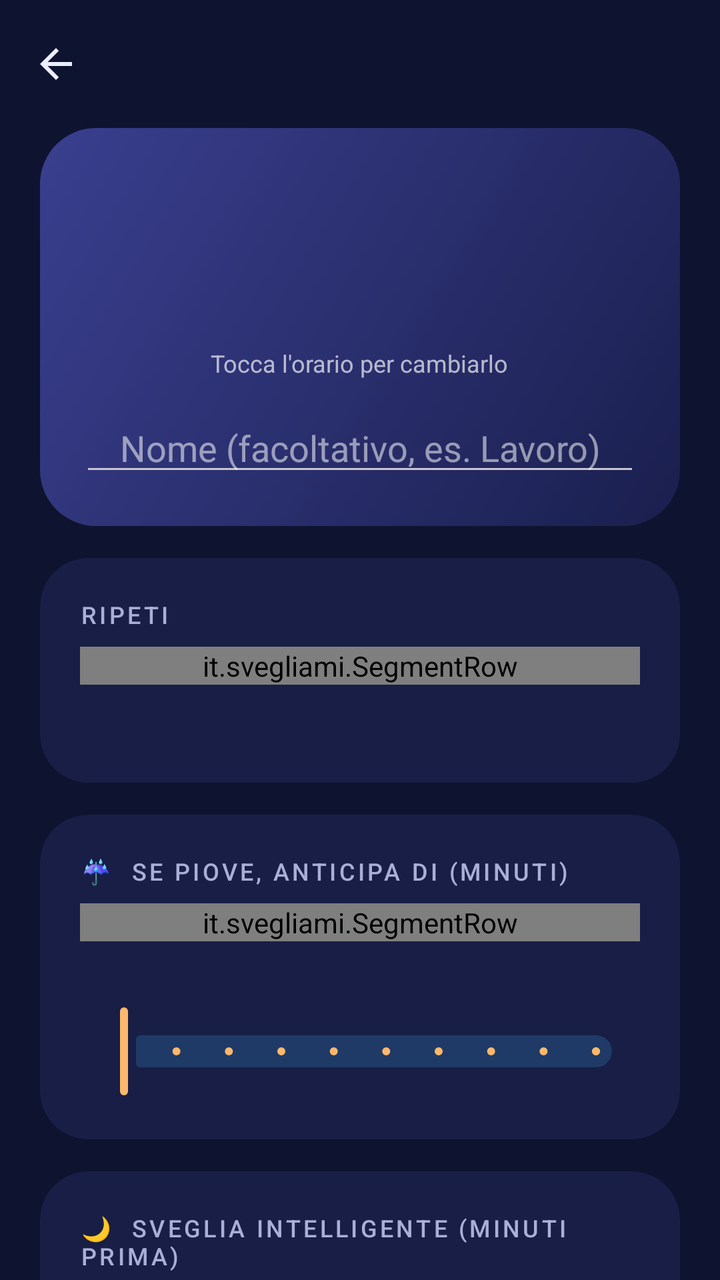
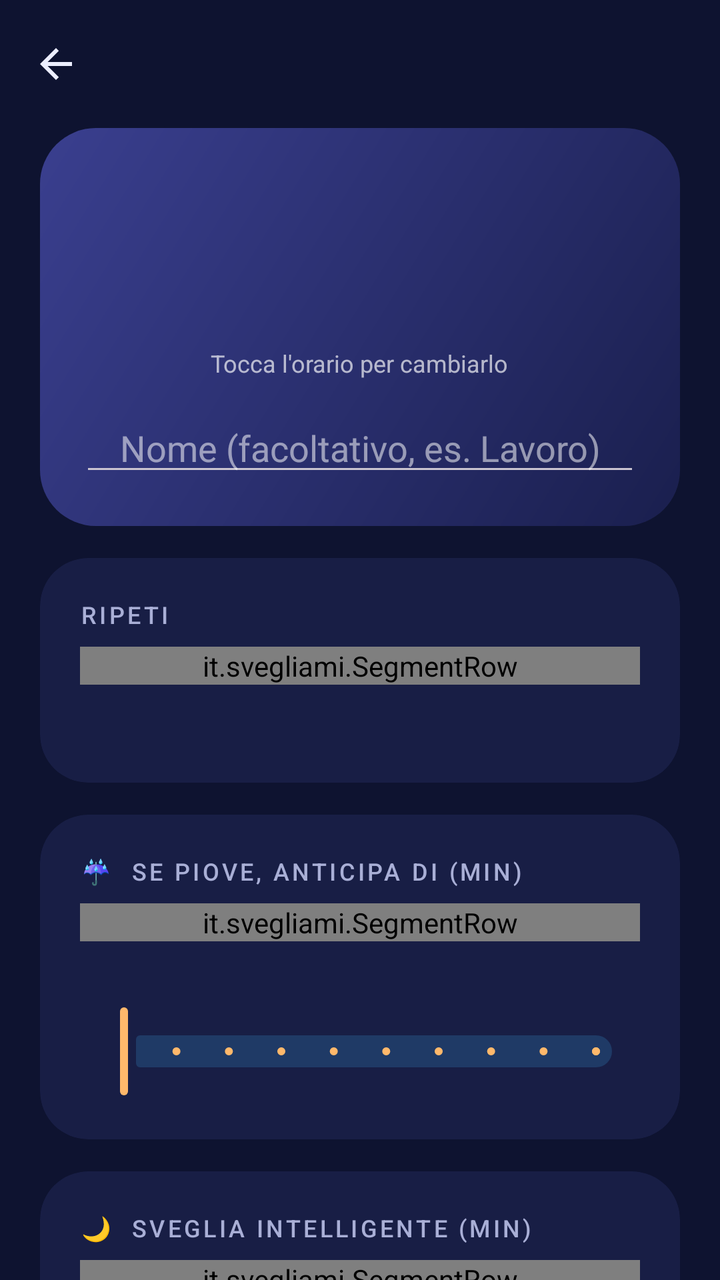

Screens rendered from an Android XML layout before and after an edit, with the pre-edit source and the edit as a unified diff.
<!-- AndroidManifest.xml: application theme Theme.Svegliami -->
<!-- res/layout/activity_edit_alarm.xml -->
<?xml version="1.0" encoding="utf-8"?>
<LinearLayout xmlns:android="http://schemas.android.com/apk/res/android"
    xmlns:app="http://schemas.android.com/apk/res-auto"
    android:layout_width="match_parent"
    android:layout_height="match_parent"
    android:background="@color/night_bg"
    android:orientation="vertical">

    <com.google.android.material.appbar.MaterialToolbar
        android:id="@+id/toolbar"
        android:layout_width="match_parent"
        android:layout_height="?attr/actionBarSize"
        app:navigationIcon="@drawable/ic_arrow_back"
        app:titleTextColor="@color/on_surface" />

    <androidx.core.widget.NestedScrollView
        android:layout_width="match_parent"
        android:layout_height="match_parent">

        <LinearLayout
            android:layout_width="match_parent"
            android:layout_height="wrap_content"
            android:orientation="vertical"
            android:paddingStart="20dp"
            android:paddingEnd="20dp"
            android:paddingBottom="32dp">

            
            <LinearLayout
                android:layout_width="match_parent"
                android:layout_height="wrap_content"
                android:background="@drawable/bg_hero_night"
                android:gravity="center_horizontal"
                android:orientation="vertical"
                android:padding="20dp">

                <TextView
                    android:id="@+id/btnTime"
                    android:layout_width="wrap_content"
                    android:layout_height="wrap_content"
                    android:background="?attr/selectableItemBackground"
                    android:fontFamily="sans-serif-light"
                    android:includeFontPadding="false"
                    android:paddingHorizontal="16dp"
                    android:textColor="#FFFFFF"
                    android:textSize="76sp" />

                <TextView
                    android:layout_width="wrap_content"
                    android:layout_height="wrap_content"
                    android:text="Tocca l'orario per cambiarlo"
                    android:textColor="#AAFFFFFF"
                    android:textSize="12sp" />

                <EditText
                    android:id="@+id/etLabel"
                    android:layout_width="match_parent"
                    android:layout_height="wrap_content"
                    android:layout_marginTop="12dp"
                    android:gravity="center"
                    android:hint="Nome (facoltativo, es. Lavoro)"
                    android:inputType="textCapSentences"
                    android:textColor="#FFFFFF"
                    android:textColorHint="#88FFFFFF" />
            </LinearLayout>

            
            <com.google.android.material.card.MaterialCardView
                android:layout_width="match_parent"
                android:layout_height="wrap_content"
                android:layout_marginTop="16dp">

                <LinearLayout
                    android:layout_width="match_parent"
                    android:layout_height="wrap_content"
                    android:orientation="vertical"
                    android:padding="20dp">
            <TextView
                style="@style/Svegliami.Overline"
                android:layout_width="wrap_content"
                android:layout_height="wrap_content"
                android:layout_marginBottom="8dp"
                android:text="Ripeti" />
                    <it.svegliami.SegmentRow
                        android:id="@+id/chipDays"
                        android:layout_width="match_parent"
                        android:layout_height="wrap_content" />

                    <TextView
                        android:id="@+id/tvDaysHint"
                        style="@style/Svegliami.Body"
                        android:layout_width="wrap_content"
                        android:layout_height="wrap_content"
                        android:layout_marginTop="10dp" />
                </LinearLayout>
            </com.google.android.material.card.MaterialCardView>

            
            <com.google.android.material.card.MaterialCardView
                android:layout_width="match_parent"
                android:layout_height="wrap_content"
                android:layout_marginTop="16dp">

                <LinearLayout
                    android:layout_width="match_parent"
                    android:layout_height="wrap_content"
                    android:orientation="vertical"
                    android:padding="20dp">
            <TextView
                style="@style/Svegliami.Overline"
                android:layout_width="wrap_content"
                android:layout_height="wrap_content"
                android:layout_marginBottom="8dp"
                android:text="☔  Se piove, anticipa di (minuti)" />
                    <it.svegliami.SegmentRow
                        android:id="@+id/chipAdvance"
                        android:layout_width="match_parent"
                        android:layout_height="wrap_content" />

                    <TextView
                        android:id="@+id/tvProb"
                        style="@style/Svegliami.Body"
                        android:layout_width="wrap_content"
                        android:layout_height="wrap_content"
                        android:layout_marginTop="12dp" />

                    <com.google.android.material.slider.Slider
                        android:id="@+id/sliderProb"
                        android:layout_width="match_parent"
                        android:layout_height="wrap_content"
                        android:stepSize="10"
                        android:valueFrom="10"
                        android:valueTo="100"
                        app:labelBehavior="gone" />
                </LinearLayout>
            </com.google.android.material.card.MaterialCardView>

            
            <com.google.android.material.card.MaterialCardView
                android:layout_width="match_parent"
                android:layout_height="wrap_content"
                android:layout_marginTop="16dp">

                <LinearLayout
                    android:layout_width="match_parent"
                    android:layout_height="wrap_content"
                    android:orientation="vertical"
                    android:padding="20dp">
            <TextView
                style="@style/Svegliami.Overline"
                android:layout_width="wrap_content"
                android:layout_height="wrap_content"
                android:layout_marginBottom="8dp"
                android:text="🌙  Sveglia intelligente (minuti prima)" />
                    <it.svegliami.SegmentRow
                        android:id="@+id/chipSmart"
                        android:layout_width="match_parent"
                        android:layout_height="wrap_content" />

                    <TextView
                        style="@style/Svegliami.Body"
                        android:layout_width="wrap_content"
                        android:layout_height="wrap_content"
                        android:layout_marginTop="12dp"
                        android:text="Ti sveglia nel sonno leggero entro la finestra scelta. Funziona se la sera avvii «Buonanotte» nella sezione Sonno, con il telefono sul materasso o sul comodino." />
                </LinearLayout>
            </com.google.android.material.card.MaterialCardView>

            
            <com.google.android.material.card.MaterialCardView
                android:layout_width="match_parent"
                android:layout_height="wrap_content"
                android:layout_marginTop="16dp">

                <LinearLayout
                    android:layout_width="match_parent"
                    android:layout_height="wrap_content"
                    android:orientation="vertical"
                    android:padding="20dp">
            <TextView
                style="@style/Svegliami.Overline"
                android:layout_width="wrap_content"
                android:layout_height="wrap_content"
                android:layout_marginBottom="8dp"
                android:text="🔔  Suoneria" />
                    <LinearLayout
                        android:layout_width="match_parent"
                        android:layout_height="wrap_content"
                        android:orientation="horizontal">

                        <Button
                            android:id="@+id/btnRingtone"
                            style="@style/Widget.Material3.Button.TonalButton"
                            android:layout_width="0dp"
                            android:layout_height="wrap_content"
                            android:layout_weight="1"
                            android:ellipsize="end"
                            android:maxLines="1" />

                        <Button
                            android:id="@+id/btnPreview"
                            style="@style/Widget.Material3.Button.OutlinedButton"
                            android:layout_width="wrap_content"
                            android:layout_height="wrap_content"
                            android:layout_marginStart="8dp"
                            android:text="▶ Prova" />
                    </LinearLayout>
                </LinearLayout>
            </com.google.android.material.card.MaterialCardView>

            <Button
                android:id="@+id/btnSave"
                android:layout_width="match_parent"
                android:layout_height="60dp"
                android:layout_marginTop="24dp"
                android:text="Salva"
                android:textSize="17sp" />

            <Button
                android:id="@+id/btnTest"
                style="@style/Widget.Material3.Button.TonalButton"
                android:layout_width="match_parent"
                android:layout_height="wrap_content"
                android:layout_marginTop="4dp"
                android:text="☁  Controlla il meteo adesso" />

            <Button
                android:id="@+id/btnDelete"
                style="@style/Widget.Material3.Button.TextButton"
                android:layout_width="match_parent"
                android:layout_height="wrap_content"
                android:text="Elimina sveglia"
                android:textColor="@color/error" />

            <TextView
                android:id="@+id/tvStatus"
                style="@style/Svegliami.Body"
                android:layout_width="match_parent"
                android:layout_height="wrap_content"
                android:layout_marginTop="8dp" />
        </LinearLayout>
    </androidx.core.widget.NestedScrollView>
</LinearLayout>
<!-- resources referenced by this layout -->
<resources>
  <color name="error">#FF8A80</color>
  <color name="night_bg">#0E1330</color>
  <color name="on_surface">#ECEEFF</color>
  <!-- drawable bg_hero_night (drawable) -->
  <?xml version="1.0" encoding="utf-8"?>
  <shape xmlns:android="http://schemas.android.com/apk/res/android">
      <gradient android:angle="315" android:startColor="#3A3F8F" android:endColor="#1A1F4E" />
      <corners android:radius="28dp" />
  </shape>
  <!-- drawable ic_arrow_back (drawable) -->
  <vector xmlns:android="http://schemas.android.com/apk/res/android"
      android:width="24dp" android:height="24dp" android:viewportWidth="24" android:viewportHeight="24"
      android:autoMirrored="true">
      <path android:fillColor="#FFECEEFF" android:pathData="M20,11H7.83l5.59,-5.59L12,4l-8,8 8,8 1.41,-1.41L7.83,13H20v-2z" />
  </vector>
  <style name="Svegliami.Body" parent="">
          <item name="android:textSize">14sp</item>
          <item name="android:textColor">@color/on_surface_variant</item>
          <item name="android:lineSpacingExtra">2dp</item>
      </style>
  <style name="Svegliami.Overline" parent="">
          <item name="android:textSize">12sp</item>
          <item name="android:letterSpacing">0.12</item>
          <item name="android:textAllCaps">true</item>
          <item name="android:fontFamily">sans-serif-medium</item>
          <item name="android:textColor">@color/on_surface_variant</item>
      </style>
  <style name="Theme.Svegliami" parent="Base.Theme.Svegliami" />
  <color name="on_surface_variant">#A9AFD6</color>
  <color name="primary">#FFB86B</color>
  <color name="on_primary">#3A2000</color>
  <color name="primary_container">#4F3414</color>
  <color name="on_primary_container">#FFDDB8</color>
  <color name="secondary">#8AB4FF</color>
  <color name="on_secondary">#00224D</color>
  <color name="secondary_container">#1F3A66</color>
  <color name="on_secondary_container">#D6E3FF</color>
  <color name="tertiary">#B9A5FF</color>
  <color name="on_tertiary">#20125A</color>
  <color name="tertiary_container">#33296B</color>
  <color name="on_tertiary_container">#E8DEFF</color>
  <color name="error_container">#4A1F2B</color>
  <color name="on_error_container">#FFDAD6</color>
  <color name="surface_high">#222A5C</color>
  <color name="outline">#363F75</color>
  <color name="surface">#181E45</color>
  <style name="Svegliami.Card" parent="Widget.Material3.CardView.Filled">
          <item name="cardBackgroundColor">@color/surface</item>
          <item name="cardCornerRadius">24dp</item>
          <item name="cardElevation">0dp</item>
          <item name="strokeWidth">0dp</item>
      </style>
  <!-- unchanged entries left out for length: 1 -->
</resources>

<!-- the commit's change to res/layout/activity_edit_alarm.xml (unified diff, before → after) -->
@@ -111,7 +111,7 @@
                 android:layout_width="wrap_content"
                 android:layout_height="wrap_content"
                 android:layout_marginBottom="8dp"
-                android:text="☔  Se piove, anticipa di (minuti)" />
+                android:text="☔  Se piove, anticipa di (min)" />
                     <it.svegliami.SegmentRow
                         android:id="@+id/chipAdvance"
                         android:layout_width="match_parent"
@@ -151,7 +151,7 @@
                 android:layout_width="wrap_content"
                 android:layout_height="wrap_content"
                 android:layout_marginBottom="8dp"
-                android:text="🌙  Sveglia intelligente (minuti prima)" />
+                android:text="🌙  Sveglia intelligente (min)" />
                     <it.svegliami.SegmentRow
                         android:id="@+id/chipSmart"
                         android:layout_width="match_parent"
